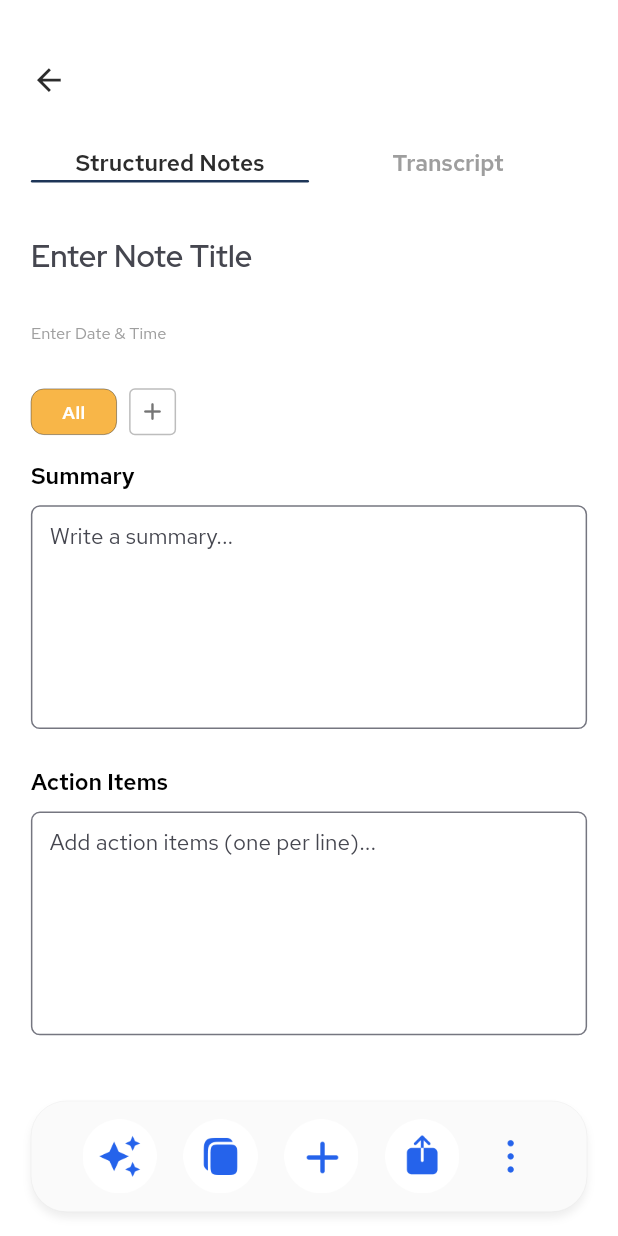
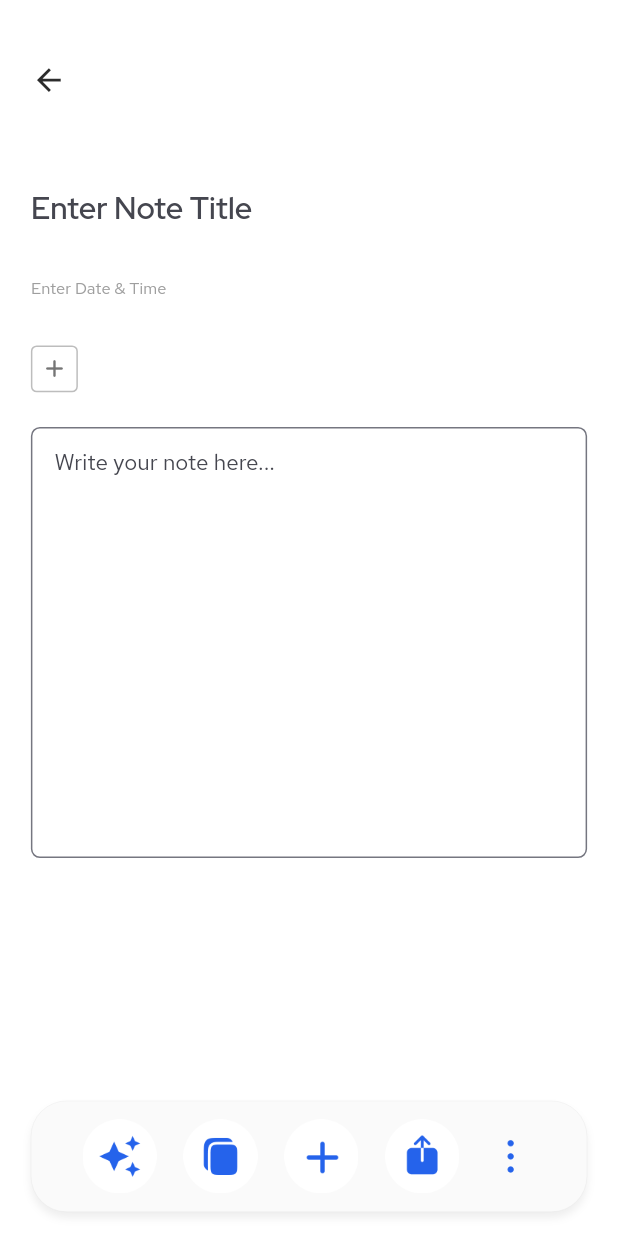
Before and after one commit to tarunsingh-svar/svar_ai, a Flutter app: the CreateNotePage screen opened directly, on a phone screen of 412 x 824 dp. Run offline on Flutter 3.47's test engine with Material 3 defaults, Android fonts, the phone set to English and light mode, and no system bars; our stand-ins replace animate_do, get, google_fonts, responsive_sizer, smooth_page_indicator, supabase_flutter; missing offline and left inert: audio_waveforms; accounts and stored records are empty; statements that could not run were skipped.

Commit message:
create note page

```diff
--- a/lib/core/routing/app_pages.dart
+++ b/lib/core/routing/app_pages.dart
@@ -7,6 +7,7 @@ import 'package:svar_ai/modules/welcome/welcome_page.dart';
 import '../../modules/intro/intro_screens.dart';
 import '../../modules/auth/login/login_page.dart';
 import '../../modules/home/home_page.dart';
+import '../../modules/note/create_note_page.dart';
 import '../../modules/note/recording_note_page.dart';
 import '../../modules/pricing/princing_page.dart';
 import '../../modules/record/record_page.dart';
@@ -14,7 +15,7 @@ import '../../modules/settings/settings_page.dart';
 import 'app_routes.dart';
 
 class AppPages {
-  static const initial = AppRoutes.welcome;
+  static const initial = AppRoutes.home;
 
   static final routes = [
     GetPage(name: AppRoutes.welcome, page: () => const WelcomePage()),
@@ -26,6 +27,7 @@ class AppPages {
     GetPage(name: AppRoutes.userUsage, page: () => UserUsageScreen()),
     GetPage(name: AppRoutes.notePage, page: () => NotePage()),
     GetPage(name: AppRoutes.recordingNotePage, page: () => RecordingNotePage()),
+    GetPage(name: AppRoutes.createNotePage, page: () => CreateNotePage()),
     GetPage(name: AppRoutes.settingsPage, page: () => SettingsPage()),
     GetPage(name: AppRoutes.pricingPage, page: () => PricingPage()),
     GetPage(name: AppRoutes.recordPage, page: () => RecordPage()),
--- a/lib/core/routing/app_routes.dart
+++ b/lib/core/routing/app_routes.dart
@@ -8,6 +8,7 @@ class AppRoutes {
   static const userUsage = '/userUsage';
   static const notePage = '/notePage';
   static const recordingNotePage = '/recordingNotePage';
+  static const createNotePage = '/createNotePage';
   static const settingsPage = '/settingsPage';
   static const pricingPage = '/pricingPage';
   static const recordPage = '/recordPage';
--- a/lib/modules/home/home_page.dart
+++ b/lib/modules/home/home_page.dart
@@ -168,7 +168,7 @@ class BottomFloatingButtons extends StatelessWidget {
         children: [
           InkWell(
             onTap: () {
-              Get.toNamed(AppRoutes.notePage);
+              Get.toNamed(AppRoutes.createNotePage);
             },
             child: Image.asset(AppAssets.pen),
           ),
--- a/lib/modules/note/create_note_page.dart
+++ b/lib/modules/note/create_note_page.dart
@@ -1,20 +1,18 @@
 import 'package:flutter/material.dart';
 import 'package:get/get.dart';
 import 'package:responsive_sizer/responsive_sizer.dart';
+import 'package:svar_ai/core/constants/app_assets.dart';
 import 'package:svar_ai/core/constants/app_colors.dart';
 import 'package:svar_ai/core/theme/text_styles.dart';
-import 'package:svar_ai/core/constants/app_assets.dart';
+import 'package:svar_ai/widgets/tag_input_row.dart';
 import 'package:svar_ai/widgets/white_card.dart';
-import '../../widgets/tag_card.dart';
 
 class CreateNotePage extends StatelessWidget {
   CreateNotePage({super.key});
 
-  final RxInt selectedTab = 0.obs;
   final titleController = TextEditingController();
   final dateController = TextEditingController();
-  final summaryController = TextEditingController();
-  final actionItemsController = TextEditingController();
+  final noteController = TextEditingController();
 
   @override
   Widget build(BuildContext context) {
@@ -26,8 +24,9 @@ class CreateNotePage extends StatelessWidget {
           child: Column(
             crossAxisAlignment: CrossAxisAlignment.start,
             children: [
+              SizedBox(height: 3.h),
+
               // Back button
-              SizedBox(height: 3.h),
               InkWell(
                 onTap: () => Get.back(),
                 child: Icon(
@@ -37,20 +36,8 @@ class CreateNotePage extends StatelessWidget {
                 ),
               ),
               SizedBox(height: 3.h),
-
-              // Tabs
-              Obx(
-                () => Row(
-                  children: [
-                    _buildTab("Structured Notes", 0),
-                    _buildTab("Transcript", 1),
-                  ],
-                ),
-              ),
-
               // Content
-              Expanded(
-                child: SingleChildScrollView(
+              SingleChildScrollView(
                 child: Column(
                   crossAxisAlignment: CrossAxisAlignment.start,
                   children: [
@@ -60,6 +47,7 @@ class CreateNotePage extends StatelessWidget {
                     TextField(
                       controller: titleController,
                       style: AppTextTheme.h4.copyWith(
+                        fontWeight: FontWeight.w600,
                         color: AppColors.textBlack,
                       ),
                       decoration: InputDecoration(
@@ -70,7 +58,7 @@ class CreateNotePage extends StatelessWidget {
                         border: InputBorder.none,
                       ),
                     ),
-                      SizedBox(height: 0.5.h),
+                    SizedBox(height: 0.7.h),
 
                     // Date input
                     TextField(
@@ -86,56 +74,22 @@ class CreateNotePage extends StatelessWidget {
                         border: InputBorder.none,
                       ),
                     ),
-                      SizedBox(height: 1.5.h),
+                    SizedBox(height: 1.7.h),
 
                     // Category tags
-                      Row(
-                        children: [
-                          TagCard(text: "All", color: AppColors.cardYellow),
-                          SizedBox(width: 2.w),
-                          InkWell(
-                            onTap: () {
-                              // add new tag
-                            },
-                            borderRadius: BorderRadius.circular(8.sp),
-                            child: Container(
-                              height: 3.8.h,
-                              width: 3.8.h,
-                              decoration: BoxDecoration(
-                                border: Border.all(
-                                  color: AppColors.grey400,
-                                  width: 1,
-                                ),
-                                borderRadius: BorderRadius.circular(8.sp),
-                              ),
-                              child: Icon(
-                                Icons.add_rounded,
-                                size: 18.sp,
-                                color: AppColors.grey600,
-                              ),
-                            ),
-                          ),
-                        ],
-                      ),
-                      SizedBox(height: 2.h),
+                    TagInputRow(),
+                    SizedBox(height: 2.8.h),
 
-                      // Summary input
-                      Text(
-                        "Summary",
-                        style: AppTextTheme.body1Medium.copyWith(
-                          fontWeight: FontWeight.w600,
-                        ),
-                      ),
-                      SizedBox(height: 1.h),
+                    // ✅ Note Text Field (single large box)
                     TextField(
-                        controller: summaryController,
-                        maxLines: 6,
+                      controller: noteController,
+                      maxLines: 12,
                       style: AppTextTheme.body2.copyWith(
                         color: AppColors.textBlack,
                         fontSize: 15.sp,
                       ),
                       decoration: InputDecoration(
-                          hintText: "Write a summary...",
+                        hintText: "Write your note here...",
                         hintStyle: AppTextTheme.body2.copyWith(
                           color: AppColors.grey500,
                         ),
@@ -146,44 +100,11 @@ class CreateNotePage extends StatelessWidget {
                             width: 1,
                           ),
                         ),
-                          contentPadding: EdgeInsets.all(12.sp),
-                        ),
-                      ),
-                      SizedBox(height: 3.h),
-
-                      // Action Items input
-                      Text(
-                        "Action Items",
-                        style: AppTextTheme.body1Medium.copyWith(
-                          fontWeight: FontWeight.w600,
-                        ),
-                      ),
-                      SizedBox(height: 1.h),
-                      TextField(
-                        controller: actionItemsController,
-                        maxLines: 6,
-                        style: AppTextTheme.body2.copyWith(
-                          color: AppColors.textBlack,
-                          fontSize: 15.sp,
-                        ),
-                        decoration: InputDecoration(
-                          hintText: "Add action items (one per line)...",
-                          hintStyle: AppTextTheme.body2.copyWith(
-                            color: AppColors.grey500,
-                          ),
-                          border: OutlineInputBorder(
-                            borderRadius: BorderRadius.circular(10.sp),
-                            borderSide: BorderSide(
-                              color: AppColors.grey400,
-                              width: 1,
-                            ),
-                          ),
-                          contentPadding: EdgeInsets.all(12.sp),
+                        contentPadding: EdgeInsets.all(14.sp),
                       ),
                     ),
                     SizedBox(height: 10.h),
                   ],
-                  ),
                 ),
               ),
             ],
@@ -191,43 +112,9 @@ class CreateNotePage extends StatelessWidget {
         ),
       ),
 
-      // Bottom buttons
+      // Bottom Buttons
       floatingActionButtonLocation: FloatingActionButtonLocation.centerFloat,
       floatingActionButton: const CreateNoteBottomButtons(),
-    );
-  }
-
-  // Tab builder
-  Widget _buildTab(String title, int index) {
-    return Obx(
-      () => GestureDetector(
-        onTap: () => selectedTab.value = index,
-        child: Column(
-          crossAxisAlignment: CrossAxisAlignment.center,
-          children: [
-            SizedBox(height: 1.h),
-            Text(
-              title,
-              style: AppTextTheme.body1Medium.copyWith(
-                fontWeight: FontWeight.w600,
-                color: selectedTab.value == index
-                    ? AppColors.textBlack
-                    : AppColors.grey500,
-              ),
-            ),
-            Container(
-              height: 0.2.h,
-              width: 45.w,
-              decoration: BoxDecoration(
-                color: selectedTab.value == index
-                    ? AppColors.lightGrey
-                    : Colors.transparent,
-                borderRadius: BorderRadius.circular(5.sp),
-              ),
-            ),
-          ],
-        ),
-      ),
     );
   }
 }
--- /dev/null
+++ b/lib/widgets/tag_input_row.dart
@@ -0,0 +1,100 @@
+import 'package:flutter/material.dart';
+import 'package:get/get.dart';
+import 'package:responsive_sizer/responsive_sizer.dart';
+import 'package:svar_ai/core/constants/app_colors.dart';
+import 'package:svar_ai/widgets/tag_card.dart';
+
+class TagInputRow extends StatelessWidget {
+  TagInputRow({super.key});
+
+  final RxList<Map<String, dynamic>> tags = <Map<String, dynamic>>[
+    // {"text": "All", "color": AppColors.cardYellow},
+  ].obs;
+
+  final RxBool showInput = false.obs;
+  final TextEditingController tagController = TextEditingController();
+
+  final List<Color> tagColors = [
+    AppColors.cardYellow,
+    AppColors.cardGreen,
+    AppColors.darkGreen,
+    AppColors.cardPurple,
+  ];
+
+  @override
+  Widget build(BuildContext context) {
+    return Obx(
+      () => Wrap(
+        spacing: 2.w,
+        runSpacing: 1.h,
+        children: [
+          // existing tags
+          ...tags.map((t) => TagCard(text: t["text"], color: t["color"])),
+
+          // show input field when "+" pressed
+          if (showInput.value)
+            SizedBox(
+              width: 35.w,
+              height: 4.h,
+              child: TextField(
+                controller: tagController,
+                autofocus: true,
+                style: TextStyle(fontSize: 15.sp, color: AppColors.textBlack),
+                decoration: InputDecoration(
+                  hintText: "New tag",
+                  isDense: true,
+                  contentPadding: EdgeInsets.symmetric(
+                    horizontal: 10.sp,
+                    vertical: 8.sp,
+                  ),
+                  border: OutlineInputBorder(
+                    borderRadius: BorderRadius.circular(8.sp),
+                    borderSide: BorderSide(color: AppColors.grey400, width: 1),
+                  ),
+                  suffixIcon: IconButton(
+                    icon: Icon(
+                      Icons.check_rounded,
+                      color: AppColors.primary,
+                      size: 18.sp,
+                    ),
+                    onPressed: () {
+                      if (tagController.text.trim().isNotEmpty) {
+                        final color =
+                            tagColors[tags.length %
+                                tagColors.length]; // rotate colors
+                        tags.add({
+                          "text": tagController.text.trim(),
+                          "color": color,
+                        });
+                      }
+                      tagController.clear();
+                      showInput.value = false;
+                    },
+                  ),
+                ),
+              ),
+            )
+          else
+            // "+" add button
+            InkWell(
+              onTap: () => showInput.value = true,
+              borderRadius: BorderRadius.circular(8.sp),
+              child: Container(
+                height: 3.8.h,
+                width: 3.8.h,
+                decoration: BoxDecoration(
+                  border: Border.all(color: AppColors.grey400, width: 1),
+                  borderRadius: BorderRadius.circular(8.sp),
+                ),
+                child: Icon(
+                  Icons.add_rounded,
+                  size: 18.sp,
+                  color: AppColors.grey600,
+                ),
+              ),
+            ),
+        ],
+      ),
+    );
+  }
+}
```
Lines whose indentation alone changed are shown as unchanged.
